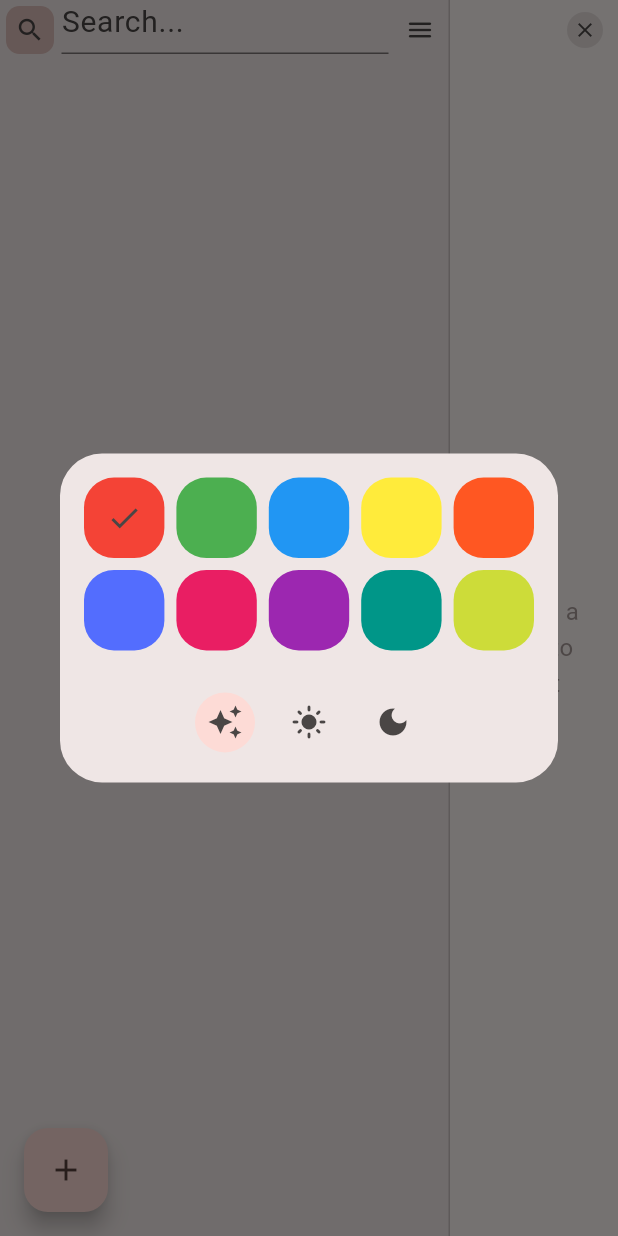
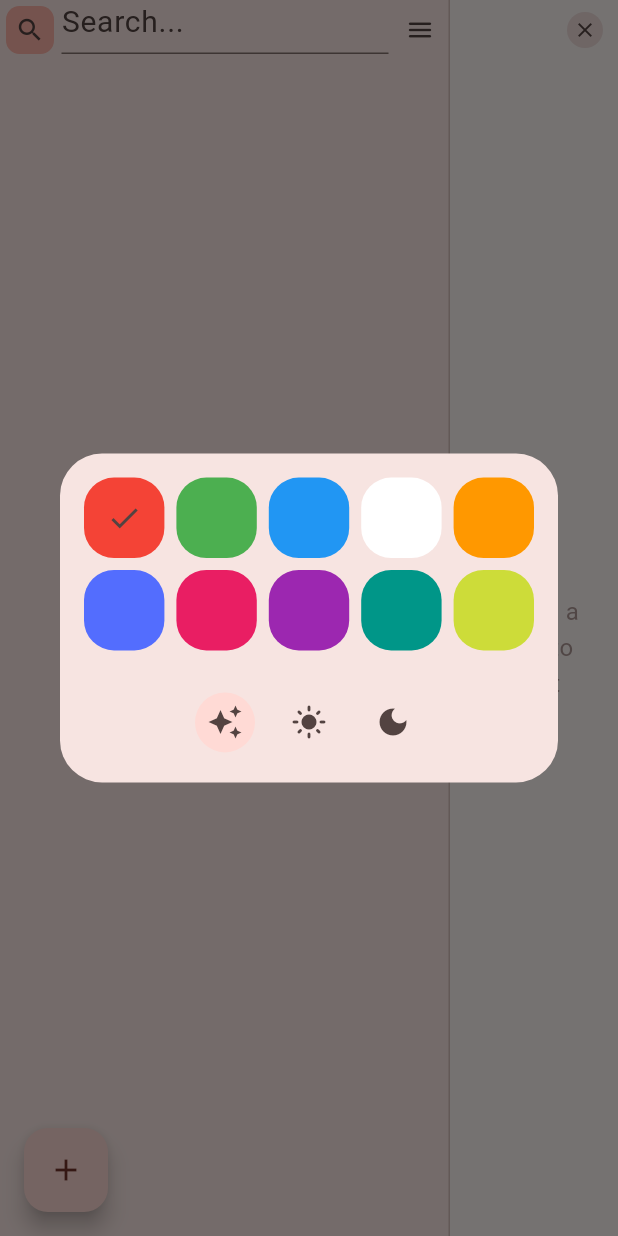
Before and after one commit to reimeri/flutter-notes, a Flutter app: the screen it shows after launch, after a tap on the "search" icon, after a tap on the "menu" icon, on a phone screen of 412 x 824 dp. Run offline on Flutter 3.47's test engine with Material 3 defaults, Android fonts, the phone set to English and light mode, and no system bars; our stand-ins replace shared_preferences; missing offline and left inert: window_manager.

Commit message:
Load color theme before the window is shown to prevent flash of default theme.

```diff
--- a/lib/main.dart
+++ b/lib/main.dart
@@ -15,8 +15,8 @@ final colorThemes = [
   Colors.red,
   Colors.green,
   Colors.blue,
-  Colors.yellow,
-  Colors.deepOrange,
+  Colors.white,
+  Colors.orange,
   Colors.indigoAccent,
   Colors.pink,
   Colors.purple,
@@ -24,9 +24,14 @@ final colorThemes = [
   Colors.lime,
 ];
 
-void main() {
+void main() async {
   WidgetsFlutterBinding.ensureInitialized();
   windowManager.ensureInitialized();
+
+  final prefs = await SharedPreferences.getInstance();
+  final themeModeIndex = prefs.getInt('themeMode') ?? ThemeMode.system.index;
+  final colorThemeValue =
+      prefs.getInt('colorTheme') ?? colorThemes[0].toARGB32();
 
   WindowOptions windowOptions = const WindowOptions(
     size: Size(800, 600),
@@ -40,49 +45,35 @@ void main() {
     await windowManager.focus();
   });
 
-  runApp(MyApp());
+  runApp(
+    MyApp(
+      themeMode: ThemeMode.values[themeModeIndex],
+      selectedColorTheme: Color(colorThemeValue),
+    ),
+  );
 }
 
 class MyApp extends StatefulWidget {
-  const MyApp({super.key});
+  MyApp({super.key, required this.selectedColorTheme, required this.themeMode});
+
+  Color selectedColorTheme;
+  ThemeMode themeMode;
 
   @override
   State<MyApp> createState() => _MyAppState();
 }
 
 class _MyAppState extends State<MyApp> {
-  Color _selectedColorTheme = colorThemes[0];
-  ThemeMode _themeMode = ThemeMode.system;
-
-  @override
-  void initState() {
-    super.initState();
-    _loadTheme();
-    _loadColorTheme();
-  }
-
-  void _loadTheme() async {
-    final prefs = await SharedPreferences.getInstance();
-    final index = prefs.getInt('themeMode') ?? ThemeMode.system.index;
-    setState(() => _themeMode = ThemeMode.values[index]);
-  }
-
   void changeTheme(ThemeMode mode) async {
     final prefs = await SharedPreferences.getInstance();
     await prefs.setInt('themeMode', mode.index);
-    setState(() => _themeMode = mode);
-  }
-
-  void _loadColorTheme() async {
-    final prefs = await SharedPreferences.getInstance();
-    final index = prefs.getInt('colorTheme') ?? colorThemes[0].toARGB32();
-    setState(() => _selectedColorTheme = Color(index));
+    setState(() => widget.themeMode = mode);
   }
 
   void changeColorTheme(Color color) async {
     final prefs = await SharedPreferences.getInstance();
     await prefs.setInt('colorTheme', color.toARGB32());
-    setState(() => _selectedColorTheme = color);
+    setState(() => widget.selectedColorTheme = color);
   }
 
   // This widget is the root of your application.
@@ -90,24 +81,24 @@ class _MyAppState extends State<MyApp> {
   Widget build(BuildContext context) {
     return MaterialApp(
       title: 'NoteIt',
-      themeMode: _themeMode,
+      themeMode: widget.themeMode,
       theme: ThemeData(
         colorScheme: .fromSeed(
-          seedColor: _selectedColorTheme,
-          dynamicSchemeVariant: DynamicSchemeVariant.neutral,
+          seedColor: widget.selectedColorTheme,
+          dynamicSchemeVariant: DynamicSchemeVariant.tonalSpot,
         ),
       ),
       darkTheme: ThemeData(
         brightness: Brightness.dark,
         colorScheme: .fromSeed(
-          seedColor: _selectedColorTheme,
-          dynamicSchemeVariant: DynamicSchemeVariant.neutral,
+          seedColor: widget.selectedColorTheme,
+          dynamicSchemeVariant: DynamicSchemeVariant.tonalSpot,
           brightness: Brightness.dark,
         ),
       ),
       home: MyHomePage(
-        selectedColorTheme: _selectedColorTheme,
-        selectedThemeMode: _themeMode,
+        selectedColorTheme: widget.selectedColorTheme,
+        selectedThemeMode: widget.themeMode,
         onColorThemeChange: changeColorTheme,
         onThemeModeChange: changeTheme,
       ),
```
